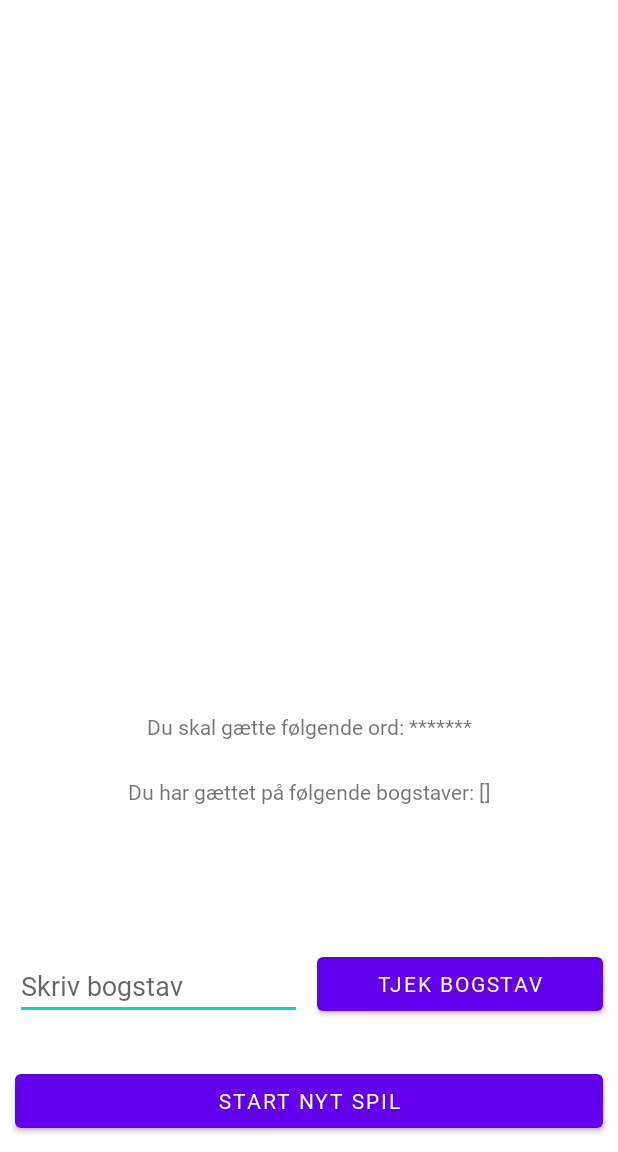
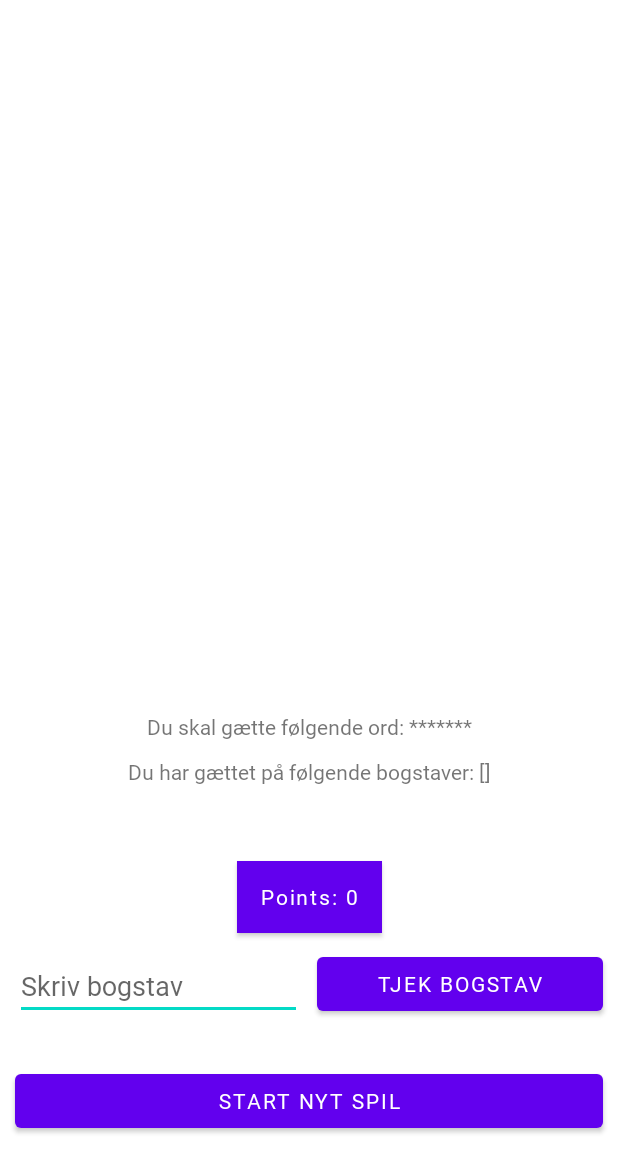
Before and after one commit to niko5297/GalgeLegGit, an Android app: the Game screen opened directly, with no data from a screen before it, on a phone screen of 412 x 824 dp, the part 84-1236 px from its top. Run offline under Robolectric (Android 15) with nearby library versions, the phone set to English and light mode, and no system bars.

Commit message:
Startet på Point system

```diff
--- a/app/src/main/res/layout/activity_game.xml
+++ b/app/src/main/res/layout/activity_game.xml
@@ -70,11 +70,25 @@
         android:layout_width="wrap_content"
         android:layout_height="wrap_content"
         android:textAlignment="center"
-        android:layout_marginBottom="30dp"
-        app:layout_constraintBottom_toTopOf="@+id/skriveFelt"
+        android:layout_marginBottom="10dp"
+        app:layout_constraintBottom_toTopOf="@+id/points"
         app:layout_constraintTop_toBottomOf="@id/gættedeBogstaver"
         app:layout_constraintEnd_toEndOf="parent"
         app:layout_constraintStart_toStartOf="parent" />
+
+    <Button
+        android:id="@+id/points"
+        android:layout_width="wrap_content"
+        android:layout_height="wrap_content"
+        android:clickable="false"
+        android:text="Points: 0"
+        android:textAllCaps="false"
+        android:background="@color/colorPrimary"
+        app:layout_constraintTop_toBottomOf="@id/skiftetekst"
+        app:layout_constraintStart_toStartOf="parent"
+        app:layout_constraintEnd_toEndOf="parent"
+        app:layout_constraintBottom_toTopOf="@id/tjekBogstav"
+        />
 
     <androidx.appcompat.widget.Toolbar
         android:id="@+id/toolbar"
```
Also changed, not shown: app/src/main/java/com/example/galgeleggit/model/Points.java (added, +43 -0 lines).
